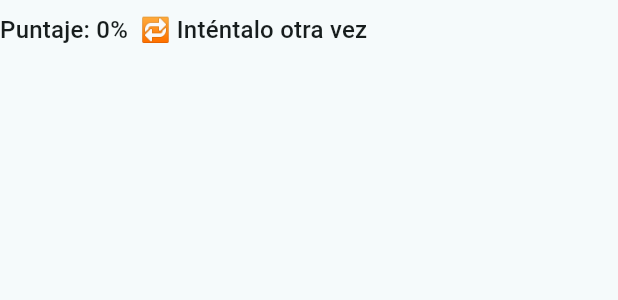
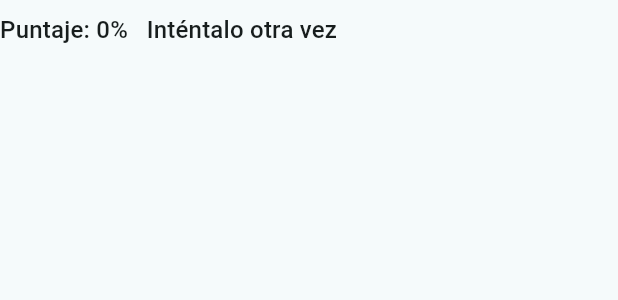
Before and after one commit to 1225100305oecg-art/Habla-Ingles-IA, a Flutter app: the PalabrasColoreadas widget shown alone on an empty page, opened directly with empty values, on a phone screen of 412 x 824 dp. Shown: the top 300 px of the screen. Run offline on Flutter 3.47's test engine with Material 3 defaults, Android fonts, the phone set to English and light mode, and no system bars; our stand-ins replace flutter_tts, shared_preferences, speech_to_text; accounts and stored records are empty.

Commit message:
Update widgets.dart

```diff
--- a/lib/presentacion/pantallas/widgets.dart
+++ b/lib/presentacion/pantallas/widgets.dart
@@ -31,7 +31,7 @@ class PalabrasColoreadas extends StatelessWidget {
             ),
         ]),
         const SizedBox(height: 8),
-        Text('Puntaje: ${(resultado.puntaje * 100).round()}%  ${resultado.aprobado ? "✅ ¡Muy bien!" : "🔁 Inténtalo otra vez"}',
+        Text('Puntaje: ${(resultado.puntaje * 100).round()}%  ${resultado.aprobado ? " ¡Muy bien!" : " Inténtalo otra vez"}',
             style: Theme.of(context).textTheme.titleMedium),
         if (resultado.porPracticar.isNotEmpty) Text('Practica: ${resultado.porPracticar.join(", ")}'),
       ]);
```
